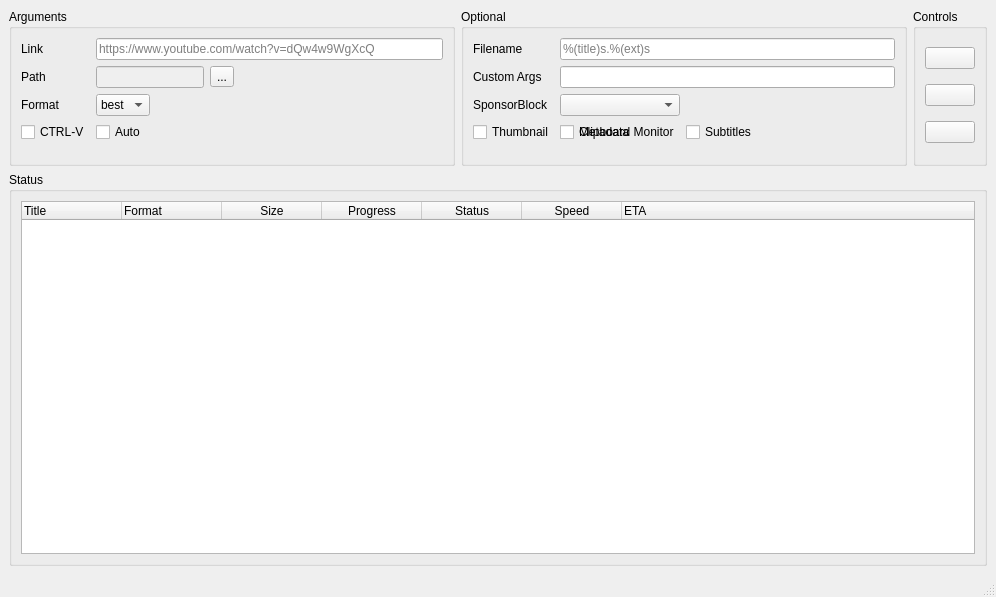
This is app/ui/app.ui in Matszwe02/yt-dlp-gui as Qt 5 draws it before an edit. The edited form follows.
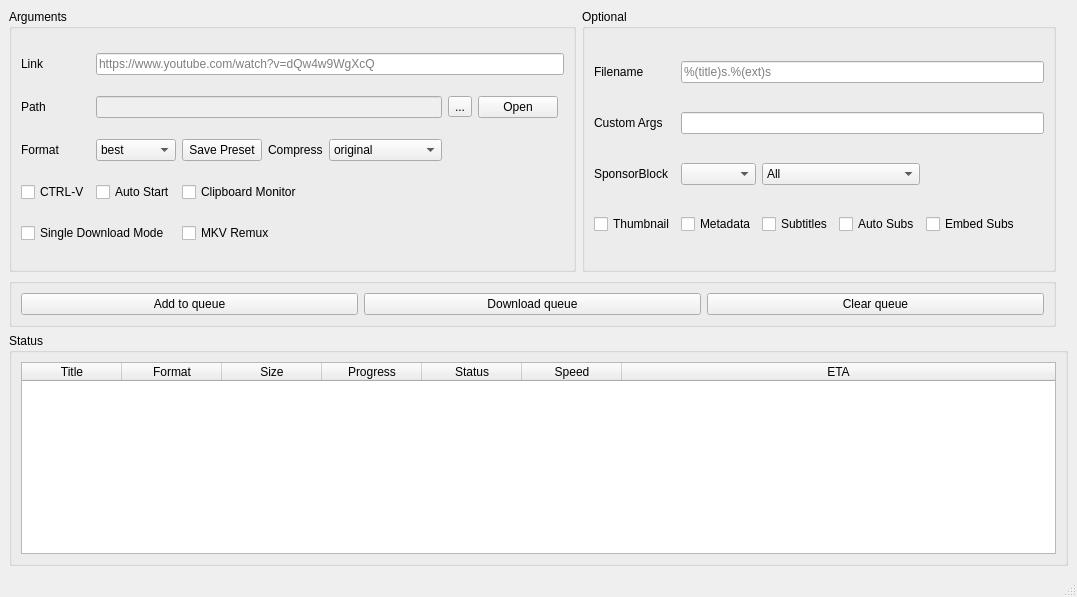
This is the edited form. Icons and pictures are not drawn.

Patch:
```diff
--- a/app/ui/app.ui
+++ b/app/ui/app.ui
@@ -14,7 +14,7 @@
    <string>yt-dlp-gui</string>
   </property>
   <property name="windowIcon">
-   <iconset resource="assets/icons.qrc">
+   <iconset resource="../../Desktop/WSBfiles/ui/assets/icons.qrc">
     <normaloff>:/icon/yt-dlp-gui.ico</normaloff>:/icon/yt-dlp-gui.ico</iconset>
   </property>
   <widget class="QWidget" name="centralwidget">
@@ -23,8 +23,201 @@
      <pointsize>9</pointsize>
     </font>
    </property>
-   <layout class="QGridLayout" name="gridLayout" rowstretch="2,5" columnstretch="1,1,0">
-    <item row="1" column="0" colspan="3">
+   <layout class="QGridLayout" name="gridLayout" rowstretch="2,0,0,0" columnstretch="1,0,0,0">
+    <item row="0" column="0">
+     <widget class="QGroupBox" name="gb_args">
+      <property name="title">
+       <string>Arguments</string>
+      </property>
+      <layout class="QGridLayout" name="gridLayout_4" columnstretch="0,0,0,0,0,0,0,0">
+       <item row="1" column="1" colspan="4">
+        <widget class="QLineEdit" name="le_path">
+         <property name="enabled">
+          <bool>false</bool>
+         </property>
+         <property name="readOnly">
+          <bool>false</bool>
+         </property>
+        </widget>
+       </item>
+       <item row="4" column="0">
+        <widget class="QCheckBox" name="cb_ctrlv">
+         <property name="text">
+          <string>CTRL-V</string>
+         </property>
+        </widget>
+       </item>
+       <item row="3" column="0">
+        <widget class="QLabel" name="lb_format">
+         <property name="minimumSize">
+          <size>
+           <width>0</width>
+           <height>0</height>
+          </size>
+         </property>
+         <property name="text">
+          <string>Format</string>
+         </property>
+        </widget>
+       </item>
+       <item row="3" column="3">
+        <widget class="QLabel" name="lb_compress">
+         <property name="text">
+          <string>Compress</string>
+         </property>
+        </widget>
+       </item>
+       <item row="1" column="5">
+        <widget class="QToolButton" name="tb_path">
+         <property name="text">
+          <string>...</string>
+         </property>
+        </widget>
+       </item>
+       <item row="0" column="0">
+        <widget class="QLabel" name="lb_link">
+         <property name="minimumSize">
+          <size>
+           <width>0</width>
+           <height>0</height>
+          </size>
+         </property>
+         <property name="text">
+          <string>Link</string>
+         </property>
+        </widget>
+       </item>
+       <item row="3" column="4">
+        <widget class="QComboBox" name="dd_compress">
+         <property name="toolTip">
+          <string>Compress videos after downloading using FFMPEG</string>
+         </property>
+         <item>
+          <property name="text">
+           <string>original</string>
+          </property>
+         </item>
+         <item>
+          <property name="text">
+           <string>Low quality</string>
+          </property>
+         </item>
+         <item>
+          <property name="text">
+           <string>Medium quality</string>
+          </property>
+         </item>
+         <item>
+          <property name="text">
+           <string>High quality</string>
+          </property>
+         </item>
+        </widget>
+       </item>
+       <item row="4" column="1">
+        <widget class="QCheckBox" name="cb_auto">
+         <property name="text">
+          <string>Auto Start</string>
+         </property>
+        </widget>
+       </item>
+       <item row="4" column="2" colspan="2">
+        <widget class="QCheckBox" name="cb_clipboardmonitor">
+         <property name="text">
+          <string>Clipboard Monitor</string>
+         </property>
+        </widget>
+       </item>
+       <item row="1" column="0">
+        <widget class="QLabel" name="lb_path">
+         <property name="minimumSize">
+          <size>
+           <width>0</width>
+           <height>0</height>
+          </size>
+         </property>
+         <property name="text">
+          <string>Path</string>
+         </property>
+        </widget>
+       </item>
+       <item row="3" column="1">
+        <widget class="QComboBox" name="dd_format">
+         <property name="minimumSize">
+          <size>
+           <width>0</width>
+           <height>0</height>
+          </size>
+         </property>
+         <item>
+          <property name="text">
+           <string>best</string>
+          </property>
+         </item>
+         <item>
+          <property name="text">
+           <string>mp4</string>
+          </property>
+         </item>
+         <item>
+          <property name="text">
+           <string>mp3</string>
+          </property>
+         </item>
+         <item>
+          <property name="text">
+           <string>wav</string>
+          </property>
+         </item>
+         <item>
+          <property name="text">
+           <string>flac</string>
+          </property>
+         </item>
+        </widget>
+       </item>
+       <item row="0" column="1" colspan="7">
+        <widget class="QLineEdit" name="le_link">
+         <property name="placeholderText">
+          <string>https://www.youtube.com/watch?v=dQw4w9WgXcQ</string>
+         </property>
+         <property name="clearButtonEnabled">
+          <bool>true</bool>
+         </property>
+        </widget>
+       </item>
+       <item row="5" column="0" colspan="2">
+        <widget class="QCheckBox" name="cb_onedl">
+         <property name="text">
+          <string>Single Download Mode</string>
+         </property>
+        </widget>
+       </item>
+       <item row="5" column="2" colspan="2">
+        <widget class="QCheckBox" name="cb_mkvremux">
+         <property name="text">
+          <string>MKV Remux</string>
+         </property>
+        </widget>
+       </item>
+       <item row="1" column="6">
+        <widget class="QPushButton" name="open_path">
+         <property name="text">
+          <string>Open</string>
+         </property>
+        </widget>
+       </item>
+       <item row="3" column="2">
+        <widget class="QPushButton" name="pb_save_preset">
+         <property name="text">
+          <string>Save Preset</string>
+         </property>
+        </widget>
+       </item>
+      </layout>
+     </widget>
+    </item>
+    <item row="3" column="0" colspan="4">
      <widget class="QGroupBox" name="gb_status">
       <property name="title">
        <string>Status</string>
@@ -39,11 +232,17 @@
           <property name="text">
            <string>Title</string>
           </property>
+          <property name="textAlignment">
+           <set>AlignCenter</set>
+          </property>
          </column>
          <column>
           <property name="text">
            <string>Format</string>
           </property>
+          <property name="textAlignment">
+           <set>AlignCenter</set>
+          </property>
          </column>
          <column>
           <property name="text">
@@ -81,81 +280,15 @@
           <property name="text">
            <string>ETA</string>
           </property>
+          <property name="textAlignment">
+           <set>AlignCenter</set>
+          </property>
          </column>
         </widget>
        </item>
       </layout>
      </widget>
     </item>
-    <item row="0" column="2">
-     <widget class="QGroupBox" name="gb_controls">
-      <property name="title">
-       <string>Controls</string>
-      </property>
-      <layout class="QVBoxLayout" name="verticalLayout_2">
-       <item>
-        <widget class="QPushButton" name="pb_add">
-         <property name="toolTip">
-          <string>&lt;html&gt;&lt;head/&gt;&lt;body&gt;&lt;p&gt;Add&lt;/p&gt;&lt;/body&gt;&lt;/html&gt;</string>
-         </property>
-         <property name="text">
-          <string/>
-         </property>
-         <property name="icon">
-          <iconset resource="assets/icons.qrc">
-           <normaloff>:/buttons/add.png</normaloff>:/buttons/add.png</iconset>
-         </property>
-         <property name="iconSize">
-          <size>
-           <width>20</width>
-           <height>20</height>
-          </size>
-         </property>
-        </widget>
-       </item>
-       <item>
-        <widget class="QPushButton" name="pb_clear">
-         <property name="toolTip">
-          <string>&lt;html&gt;&lt;head/&gt;&lt;body&gt;&lt;p&gt;Clear&lt;/p&gt;&lt;/body&gt;&lt;/html&gt;</string>
-         </property>
-         <property name="text">
-          <string/>
-         </property>
-         <property name="icon">
-          <iconset resource="assets/icons.qrc">
-           <normaloff>:/buttons/clear.png</normaloff>:/buttons/clear.png</iconset>
-         </property>
-         <property name="iconSize">
-          <size>
-           <width>20</width>
-           <height>20</height>
-          </size>
-         </property>
-        </widget>
-       </item>
-       <item>
-        <widget class="QPushButton" name="pb_download">
-         <property name="toolTip">
-          <string>&lt;html&gt;&lt;head/&gt;&lt;body&gt;&lt;p&gt;Download&lt;/p&gt;&lt;/body&gt;&lt;/html&gt;</string>
-         </property>
-         <property name="text">
-          <string/>
-         </property>
-         <property name="icon">
-          <iconset resource="assets/icons.qrc">
-           <normaloff>:/buttons/download.png</normaloff>:/buttons/download.png</iconset>
-         </property>
-         <property name="iconSize">
-          <size>
-           <width>20</width>
-           <height>20</height>
-          </size>
-         </property>
-        </widget>
-       </item>
-      </layout>
-     </widget>
-    </item>
     <item row="0" column="1">
      <widget class="QGroupBox" name="gb_embeds">
       <property name="title">
@@ -168,7 +301,14 @@
        <bool>false</bool>
       </property>
       <layout class="QGridLayout" name="gridLayout_2">
-       <item row="0" column="2" colspan="9">
+       <item row="0" column="0">
+        <widget class="QLabel" name="lb_filename">
+         <property name="text">
+          <string>Filename</string>
+         </property>
+        </widget>
+       </item>
+       <item row="0" column="2" colspan="8">
         <widget class="QLineEdit" name="le_filename">
          <property name="placeholderText">
           <string>%(title)s.%(ext)s</string>
@@ -178,6 +318,20 @@
          </property>
         </widget>
        </item>
+       <item row="3" column="0">
+        <widget class="QCheckBox" name="cb_thumbnail">
+         <property name="text">
+          <string>Thumbnail</string>
+         </property>
+        </widget>
+       </item>
+       <item row="3" column="2">
+        <widget class="QCheckBox" name="cb_metadata">
+         <property name="text">
+          <string>Metadata</string>
+         </property>
+        </widget>
+       </item>
        <item row="2" column="2">
         <widget class="QComboBox" name="dd_sponsorblock">
          <item>
@@ -197,24 +351,10 @@
          </item>
         </widget>
        </item>
-       <item row="0" column="0">
-        <widget class="QLabel" name="lb_filename">
+       <item row="3" column="3">
+        <widget class="QCheckBox" name="cb_subtitles">
          <property name="text">
-          <string>Filename</string>
-         </property>
-        </widget>
-       </item>
-       <item row="1" column="0">
-        <widget class="QLabel" name="lb_cargs">
-         <property name="text">
-          <string>Custom Args</string>
-         </property>
-        </widget>
-       </item>
-       <item row="3" column="2">
-        <widget class="QCheckBox" name="cb_metadata">
-         <property name="text">
-          <string>Metadata</string>
+          <string>Subtitles</string>
          </property>
         </widget>
        </item>
@@ -225,183 +365,183 @@
          </property>
         </widget>
        </item>
-       <item row="1" column="2" colspan="9">
+       <item row="1" column="2" colspan="8">
         <widget class="QLineEdit" name="le_cargs">
          <property name="clearButtonEnabled">
           <bool>true</bool>
          </property>
         </widget>
        </item>
-       <item row="3" column="0">
-        <widget class="QCheckBox" name="cb_thumbnail">
+       <item row="1" column="0">
+        <widget class="QLabel" name="lb_cargs">
          <property name="text">
-          <string>Thumbnail</string>
+          <string>Custom Args</string>
          </property>
         </widget>
        </item>
-       <item row="3" column="2">
-        <widget class="QCheckBox" name="cb_clipboardmonitor">
+       <item row="3" column="4">
+        <widget class="QCheckBox" name="cb_autosubtitles">
          <property name="text">
-          <string>Clipboard Monitor</string>
+          <string>Auto Subs</string>
          </property>
         </widget>
        </item>
-       <item row="3" column="3">
-        <widget class="QCheckBox" name="cb_subtitles">
+       <item row="3" column="5">
+        <widget class="QCheckBox" name="cb_subtitlesembed">
          <property name="text">
-          <string>Subtitles</string>
+          <string>Embed Subs</string>
          </property>
         </widget>
        </item>
-       <item row="2" column="4" rowspan="3">
-        <spacer name="horizontalSpacer_2">
-         <property name="orientation">
-          <enum>Qt::Vertical</enum>
-         </property>
-         <property name="sizeHint" stdset="0">
-          <size>
-           <width>40</width>
-           <height>20</height>
-          </size>
-         </property>
-        </spacer>
+       <item row="2" column="3" colspan="2">
+        <widget class="QComboBox" name="dd_sb_categories">
+         <item>
+          <property name="text">
+           <string>All</string>
+          </property>
+          <property name="icon">
+           <iconset resource="../../Desktop/WSBfiles/ui/assets/icons.qrc">
+            <normaloff>:/buttons/add.png</normaloff>:/buttons/add.png</iconset>
+          </property>
+         </item>
+         <item>
+          <property name="text">
+           <string>None</string>
+          </property>
+          <property name="icon">
+           <iconset resource="../../Desktop/WSBfiles/ui/assets/icons.qrc">
+            <normaloff>:/buttons/clear.png</normaloff>:/buttons/clear.png</iconset>
+          </property>
+         </item>
+         <item>
+          <property name="text">
+           <string>Sponsor</string>
+          </property>
+         </item>
+         <item>
+          <property name="text">
+           <string>Interaction</string>
+          </property>
+         </item>
+         <item>
+          <property name="text">
+           <string>Self Promo</string>
+          </property>
+         </item>
+         <item>
+          <property name="text">
+           <string>Intro</string>
+          </property>
+         </item>
+         <item>
+          <property name="text">
+           <string>Endcards</string>
+          </property>
+         </item>
+         <item>
+          <property name="text">
+           <string>Preview</string>
+          </property>
+         </item>
+         <item>
+          <property name="text">
+           <string>Filler</string>
+          </property>
+         </item>
+         <item>
+          <property name="text">
+           <string>Non-Music</string>
+          </property>
+         </item>
+        </widget>
        </item>
       </layout>
      </widget>
     </item>
-    <item row="0" column="0">
-     <widget class="QGroupBox" name="gb_args">
+    <item row="1" column="0" rowspan="2" colspan="2">
+     <widget class="QGroupBox" name="gb_controls">
+      <property name="sizePolicy">
+       <sizepolicy hsizetype="Minimum" vsizetype="Preferred">
+        <horstretch>1</horstretch>
+        <verstretch>0</verstretch>
+       </sizepolicy>
+      </property>
       <property name="title">
-       <string>Arguments</string>
+       <string/>
       </property>
-      <layout class="QGridLayout" name="gridLayout_4" columnstretch="0,0,0,0,0,0,0,0">
-       <item row="3" column="1">
-        <widget class="QComboBox" name="dd_format">
-         <property name="minimumSize">
-          <size>
-           <width>0</width>
-           <height>0</height>
-          </size>
-         </property>
+      <layout class="QVBoxLayout" name="verticalLayout_2">
+       <item>
+        <layout class="QHBoxLayout" name="horizontalLayout_2">
          <item>
-          <property name="text">
-           <string>best</string>
-          </property>
+          <widget class="QPushButton" name="pb_add">
+           <property name="cursor">
+            <cursorShape>PointingHandCursor</cursorShape>
+           </property>
+           <property name="toolTip">
+            <string>Add to queue</string>
+           </property>
+           <property name="text">
+            <string>Add to queue</string>
+           </property>
+           <property name="icon">
+            <iconset resource="../../Desktop/WSBfiles/ui/assets/icons.qrc">
+             <normaloff>:/buttons/add.png</normaloff>:/buttons/add.png</iconset>
+           </property>
+           <property name="iconSize">
+            <size>
+             <width>20</width>
+             <height>20</height>
+            </size>
+           </property>
+          </widget>
          </item>
          <item>
-          <property name="text">
-           <string>mp4</string>
-          </property>
+          <widget class="QPushButton" name="pb_download">
+           <property name="cursor">
+            <cursorShape>PointingHandCursor</cursorShape>
+           </property>
+           <property name="toolTip">
+            <string>Start the download for all queued items</string>
+           </property>
+           <property name="text">
+            <string>Download queue</string>
+           </property>
+           <property name="icon">
+            <iconset resource="../../Desktop/WSBfiles/ui/assets/icons.qrc">
+             <normaloff>:/buttons/download.png</normaloff>:/buttons/download.png</iconset>
+           </property>
+           <property name="iconSize">
+            <size>
+             <width>20</width>
+             <height>20</height>
+            </size>
+           </property>
+          </widget>
          </item>
          <item>
-          <property name="text">
-           <string>mp3</string>
-          </property>
+          <widget class="QPushButton" name="pb_clear">
+           <property name="cursor">
+            <cursorShape>PointingHandCursor</cursorShape>
+           </property>
+           <property name="toolTip">
+            <string>Clear download queue</string>
+           </property>
+           <property name="text">
+            <string>Clear queue</string>
+           </property>
+           <property name="icon">
+            <iconset resource="../../Desktop/WSBfiles/ui/assets/icons.qrc">
+             <normaloff>:/buttons/clear.png</normaloff>:/buttons/clear.png</iconset>
+           </property>
+           <property name="iconSize">
+            <size>
+             <width>20</width>
+             <height>20</height>
+            </size>
+           </property>
+          </widget>
          </item>
-         <item>
-          <property name="text">
-           <string>wav</string>
-          </property>
-         </item>
-         <item>
-          <property name="text">
-           <string>flac</string>
-          </property>
-         </item>
-        </widget>
-       </item>
-       <item row="4" column="0">
-        <widget class="QCheckBox" name="cb_ctrlv">
-         <property name="text">
-          <string>CTRL-V</string>
-         </property>
-        </widget>
-       </item>
-       <item row="1" column="0">
-        <widget class="QLabel" name="lb_path">
-         <property name="minimumSize">
-          <size>
-           <width>0</width>
-           <height>0</height>
-          </size>
-         </property>
-         <property name="text">
-          <string>Path</string>
-         </property>
-        </widget>
-       </item>
-       <item row="1" column="5">
-        <widget class="QToolButton" name="tb_path">
-         <property name="text">
-          <string>...</string>
-         </property>
-        </widget>
-       </item>
-       <item row="4" column="1">
-        <widget class="QCheckBox" name="cb_auto">
-         <property name="text">
-          <string>Auto</string>
-         </property>
-        </widget>
-       </item>
-       <item row="3" column="0">
-        <widget class="QLabel" name="lb_format">
-         <property name="minimumSize">
-          <size>
-           <width>0</width>
-           <height>0</height>
-          </size>
-         </property>
-         <property name="text">
-          <string>Format</string>
-         </property>
-        </widget>
-       </item>
-       <item row="0" column="1" colspan="7">
-        <widget class="QLineEdit" name="le_link">
-         <property name="placeholderText">
-          <string>https://www.youtube.com/watch?v=dQw4w9WgXcQ</string>
-         </property>
-         <property name="clearButtonEnabled">
-          <bool>true</bool>
-         </property>
-        </widget>
-       </item>
-       <item row="1" column="1" colspan="4">
-        <widget class="QLineEdit" name="le_path">
-         <property name="enabled">
-          <bool>false</bool>
-         </property>
-         <property name="readOnly">
-          <bool>false</bool>
-         </property>
-        </widget>
-       </item>
-       <item row="0" column="0">
-        <widget class="QLabel" name="lb_link">
-         <property name="minimumSize">
-          <size>
-           <width>0</width>
-           <height>0</height>
-          </size>
-         </property>
-         <property name="text">
-          <string>Link</string>
-         </property>
-        </widget>
-       </item>
-       <item row="3" column="5" rowspan="3">
-        <spacer name="horizontalSpacer">
-         <property name="orientation">
-          <enum>Qt::Vertical</enum>
-         </property>
-         <property name="sizeHint" stdset="0">
-          <size>
-           <width>219</width>
-           <height>20</height>
-          </size>
-         </property>
-        </spacer>
+        </layout>
        </item>
       </layout>
      </widget>
```
Left out of the diff: 5 changed lines with no effect on the pictures.
